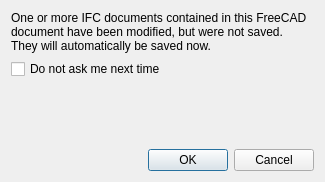
yorikvanhavre/FreeCAD-NativeIFC, file ui/dialogExport.ui: the form before one commit.
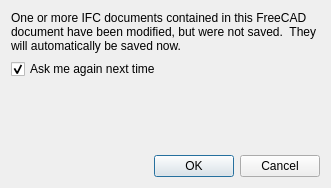
The form after the commit.

The edit to the form file:
```diff
--- a/ui/dialogExport.ui
+++ b/ui/dialogExport.ui
@@ -6,8 +6,8 @@
    <rect>
     <x>0</x>
     <y>0</y>
-    <width>325</width>
-    <height>182</height>
+    <width>331</width>
+    <height>188</height>
    </rect>
   </property>
   <property name="windowTitle">
@@ -27,7 +27,10 @@
    <item>
     <widget class="QCheckBox" name="checkBox">
      <property name="text">
-      <string>Do not ask me next time</string>
+      <string>Ask me again next time</string>
+     </property>
+     <property name="checked">
+      <bool>true</bool>
      </property>
     </widget>
    </item>
```
Left out of the diff: 2 changed lines with no effect on the pictures.
